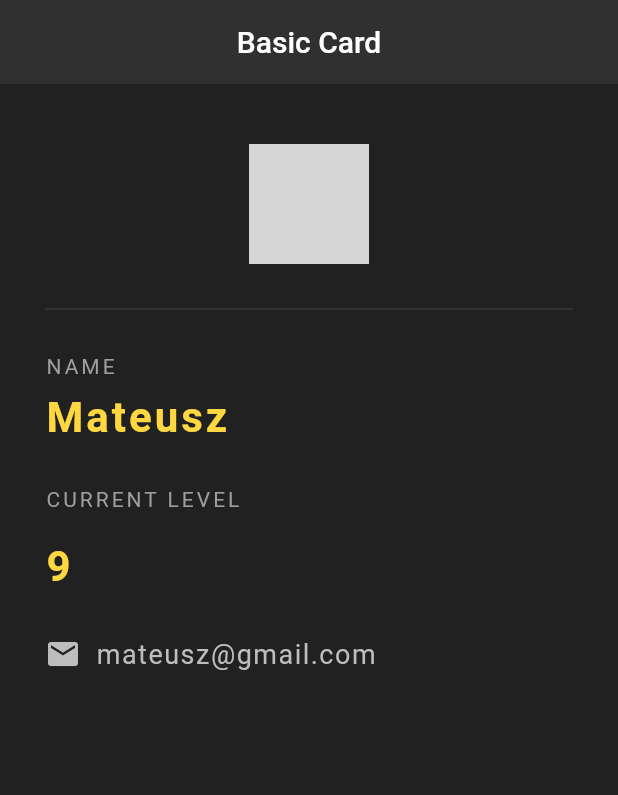
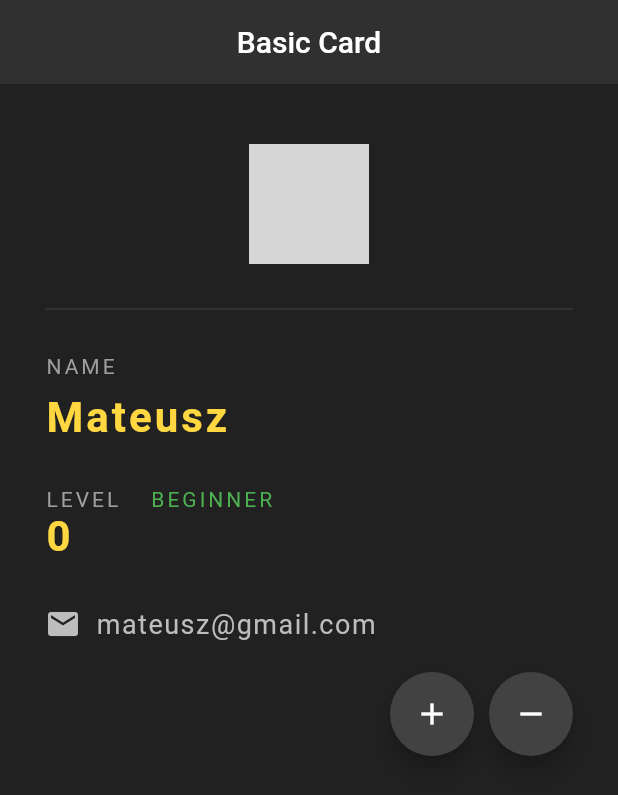
Before and after one commit to elchomik/Studia, a Flutter app: the screen it shows after launch, on a phone screen of 412 x 824 dp. Shown: the top 795 px of the screen. Run offline on Flutter 3.47's test engine with Material 2 defaults, Android fonts, the phone set to English and light mode, and no system bars; network calls fail; grey boxes are pictures that could not be loaded.

Commit message:
Update Flutter folder

```diff
--- a/Flutter/first_flutterapp/lib/main.dart
+++ b/Flutter/first_flutterapp/lib/main.dart
@@ -6,8 +6,18 @@ void main() {
     home: Card(),
   ));
 }
-class Card extends StatelessWidget {
+class Card extends StatefulWidget {
   const Card({Key key}) : super(key: key);
+
+  @override
+  _CardState createState() => _CardState();
+}
+
+class _CardState extends State<Card> {
+
+  int level=0;
+  String text="BEGINNER";
+
 
   @override
   Widget build(BuildContext context) {
@@ -24,6 +34,7 @@ class Card extends StatelessWidget {
         child: Column(
           crossAxisAlignment: CrossAxisAlignment.start,
           children: [
+
             Center(
               child: CircleAvatar(
                 backgroundImage:NetworkImage("https://graph.facebook.com/1463985430423977/picture?type=large"),
@@ -52,16 +63,26 @@ class Card extends StatelessWidget {
             ),
             ),
             SizedBox(height:30.0),
+            Row(
+              children:[
                     Text(
-              'CURRENT LEVEL',
+                      'LEVEL',
                       style: TextStyle(
                       color: Colors.grey,
                       letterSpacing: 2.0,
               ),
             ),
-            SizedBox(height: 20.0),
+            SizedBox(width: 20.0),
                 Text(
-              '9',
+                  "$text",
+                  style: TextStyle(
+                    color: Colors.green,
+                    letterSpacing: 2.0,
+                  ),
+                ),
+            ],),
+            Text(
+              '$level',
               style: TextStyle(
                 color: Colors.amberAccent[200],
                 letterSpacing: 2.0,
@@ -85,10 +106,45 @@ class Card extends StatelessWidget {
                     letterSpacing:1.0,
                   ),
                 ),
+
+
           ],
             ),
+            SizedBox(height: 20),
+            Row(
+              mainAxisAlignment: MainAxisAlignment.end,
+              crossAxisAlignment: CrossAxisAlignment.end,
+              children: [
+                FloatingActionButton(
+                    child: Icon(Icons.add),
+                    backgroundColor: Colors.grey[800],
+                    onPressed: (){
+                      setState(() {
+                        level++;
+                        if(level>0 && level<20) text="BEGINNER";
+                        if(level>20 && level<40) text="JUNIOR";
+                        if(level>40 && level<80) text="REGULAR";
+                        if(level>80)  text="SENIOR";
 
+                      });
+                    }),
+                SizedBox(width: 10,),
+                FloatingActionButton(
+                  child: Icon(Icons.remove),
+                    backgroundColor: Colors.grey[800],
+                    onPressed: (){
+                    setState(() {
+                      level--;
+                      if(level>0 && level<20) text="BEGINNER";
+                      if(level>20 && level<40) text="JUNIOR";
+                      if(level>40 && level<80) text="REGULAR";
+                      if(level>80)  text="SENIOR";
+                      if(level==0) level=0;
 
+                    });
+                    }),
+              ],
+            ),
           ],
         ),
       ),
```
Also changed, not shown: Flutter/app/lib/main.dart (+14 -0 lines). Lines whose indentation alone changed are shown as unchanged.
